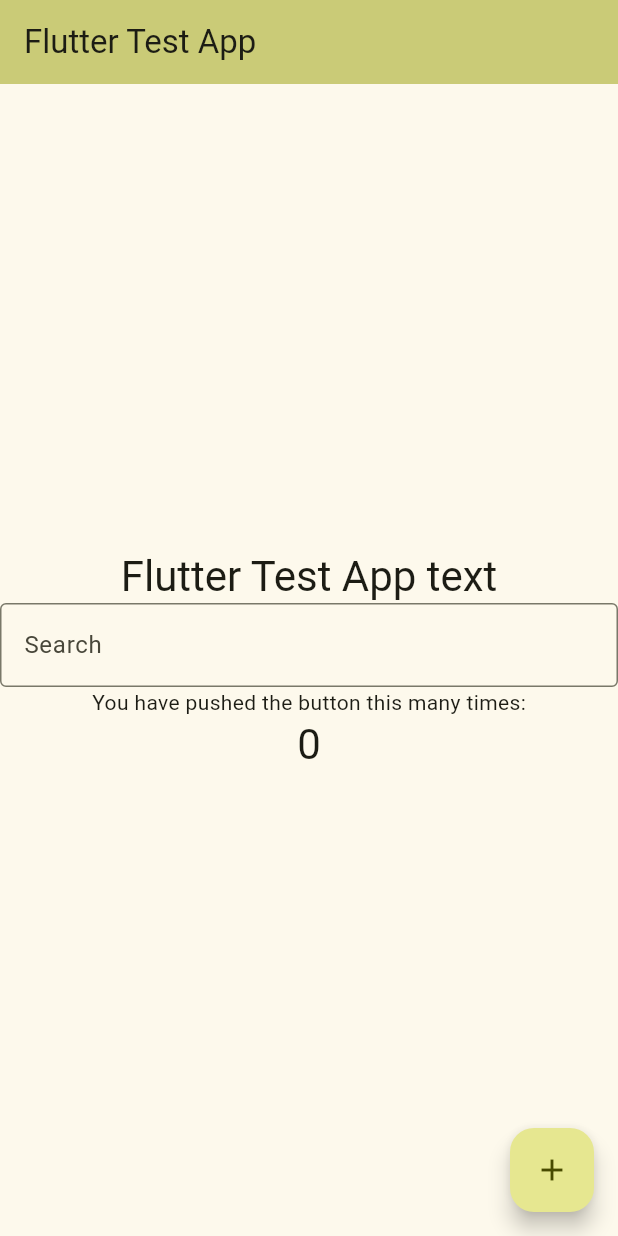
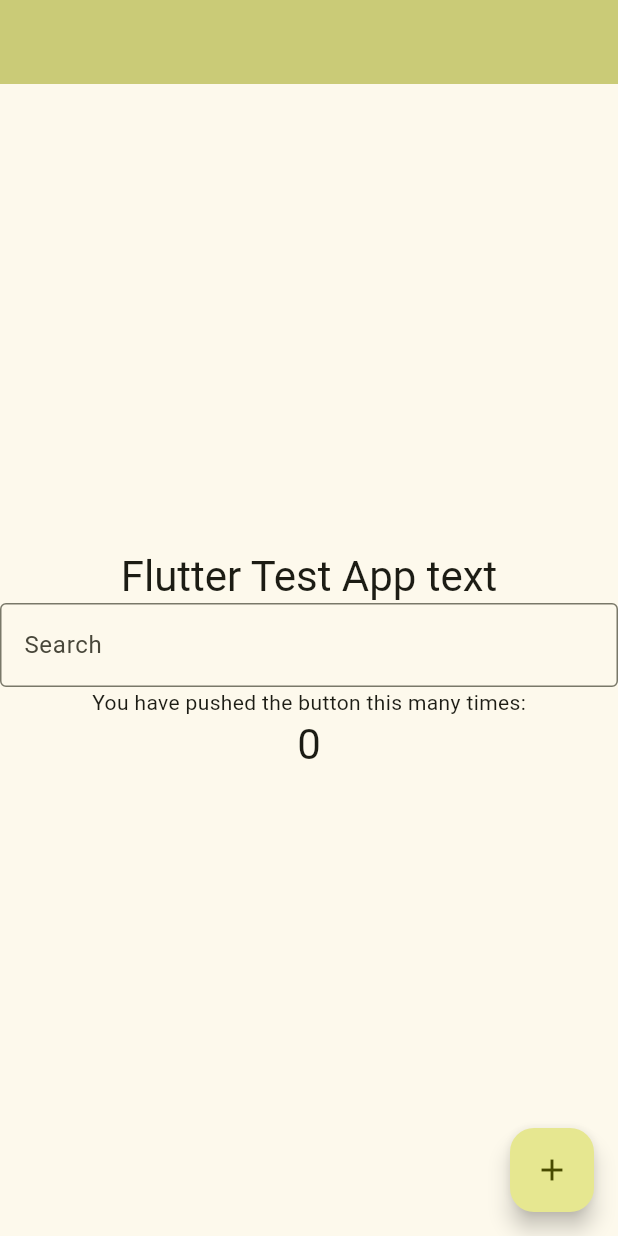
Before and after one commit to magnusjyrkkanen/flutter_test_app, a Flutter app: the screen it shows after launch, on a phone screen of 412 x 824 dp. Run offline on Flutter 3.47's test engine with Material 2 defaults, Android fonts, the phone set to English and light mode, and no system bars; our stand-ins replace flutter_dotenv.

```diff
--- a/lib/main.dart
+++ b/lib/main.dart
@@ -12,8 +12,11 @@ class MyApp extends StatelessWidget {
   // This widget is the root of your application.
   @override
   Widget build(BuildContext context) {
+    String appTitle = dotenv.get(
+      "APP_NAME",
+    );
     return MaterialApp(
-      title: 'Flutter Test App',
+      title: appTitle,
       theme: ThemeData(
         // This is the theme of your application.
         //
@@ -34,7 +37,7 @@ class MyApp extends StatelessWidget {
             seedColor: const Color.fromARGB(255, 251, 255, 33)),
         useMaterial3: true,
       ),
-      home: const MyHomePage(title: 'Flutter Test App'),
+      home: MyHomePage(title: appTitle),
     );
   }
 }
--- a/pubspec.yaml
+++ b/pubspec.yaml
@@ -90,5 +90,5 @@ flutter:
   # For details regarding fonts from package dependencies,
   # see https://flutter.dev/custom-fonts/#from-packages
 
-assets:
-  - .env
+  assets:
+    - .env
```
